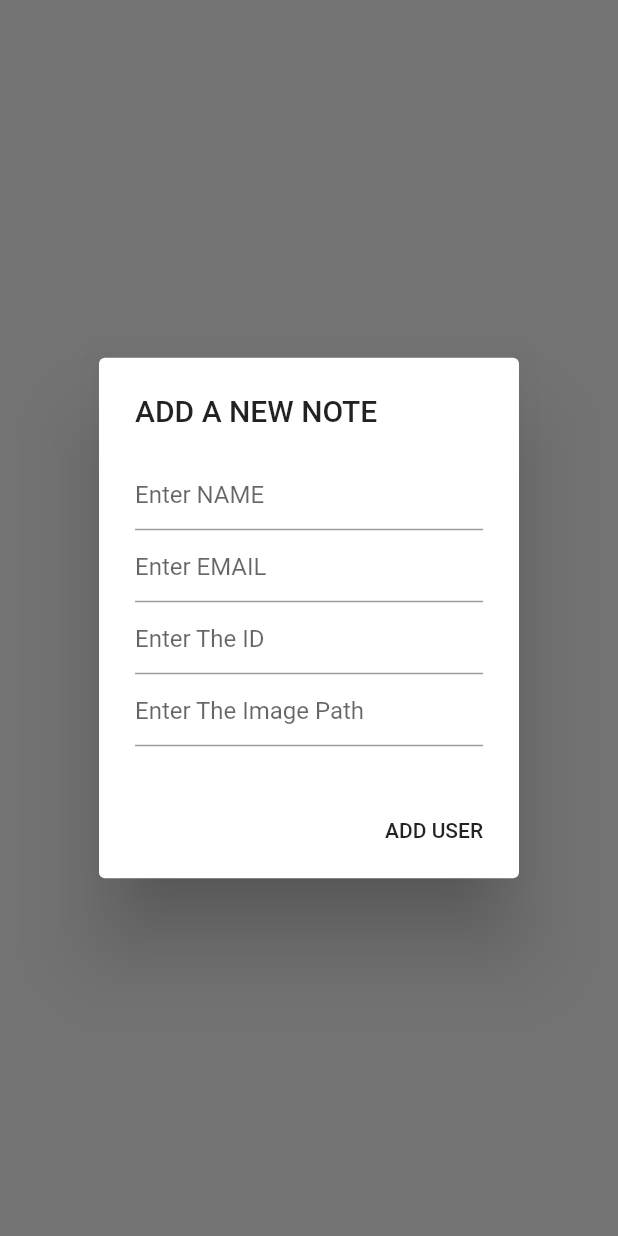
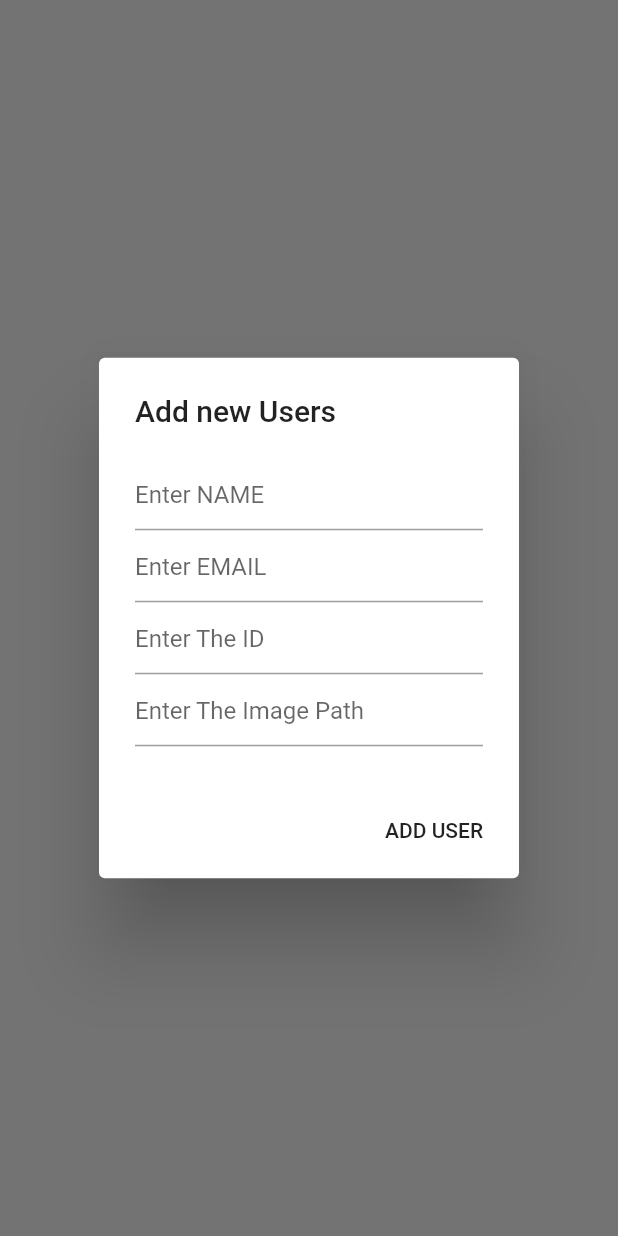
Before and after one commit to Abdallah7x/Udrive-car-rental-app, a Flutter app: what showAlertDialog() shows on an empty page, opened directly, on a phone screen of 412 x 824 dp. Run offline on Flutter 3.47's test engine with Material 2 defaults, Android fonts, the phone set to English and light mode, and no system bars; our stand-ins replace firebase_auth, flutter_slidable; missing offline and left inert: dart:html; accounts and stored records are empty.

Commit message:
Update admin_users.dart

```diff
--- a/lib/pages/admin_users.dart
+++ b/lib/pages/admin_users.dart
@@ -172,7 +172,7 @@ showAlertDialog(BuildContext context) {
 
   // Create AlertDialog
   AlertDialog alert = AlertDialog(
-    title: Text("ADD A NEW NOTE "),
+    title: Text("Add new Users "),
     content: Column(
       mainAxisSize: MainAxisSize.min,
       children: [
```
